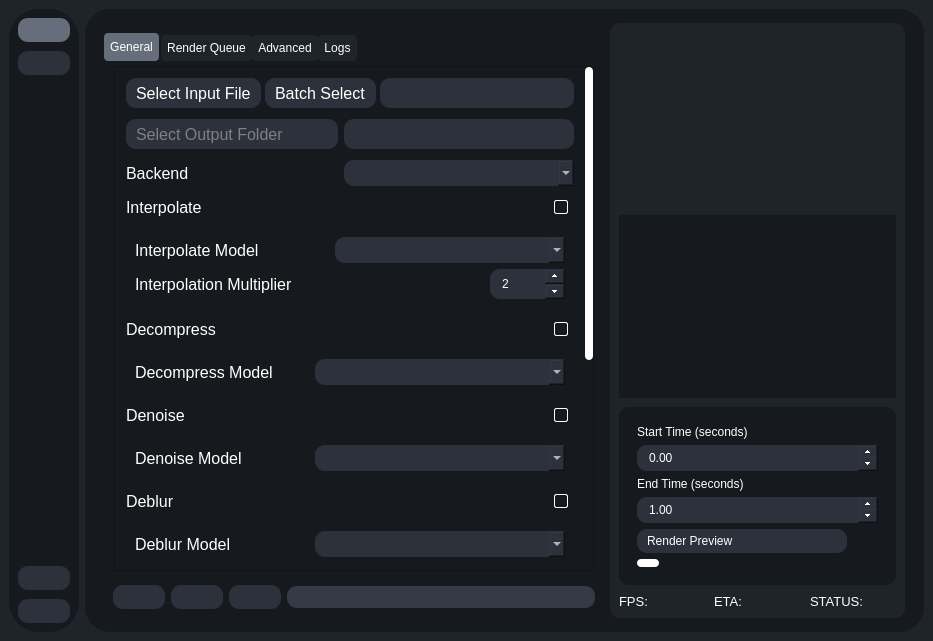
This is testRVEInterface.ui in gokulmc/enhance_crop as Qt 5 draws it before an edit. The edited form follows.
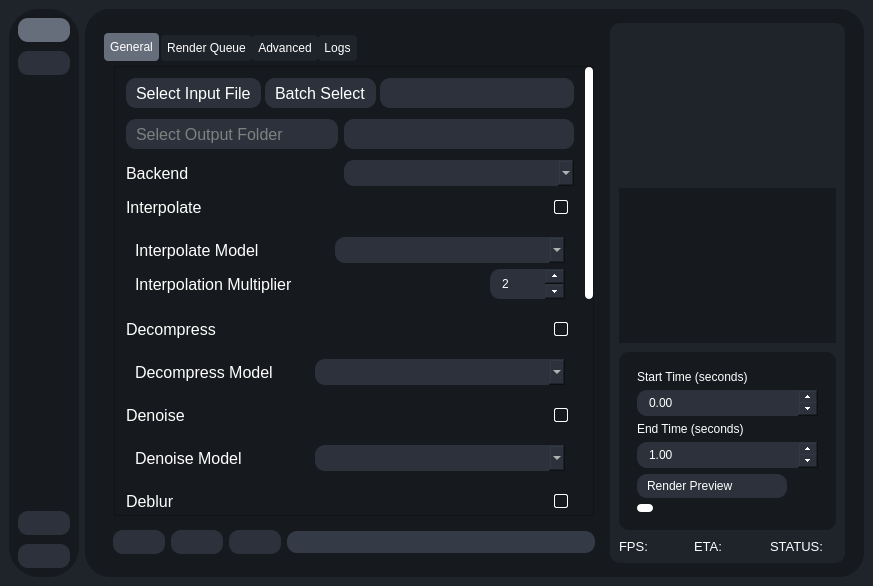
This is the edited form. Icons and pictures are not drawn.

Diff of the .ui file:
```diff
--- a/testRVEInterface.ui
+++ b/testRVEInterface.ui
@@ -6,8 +6,8 @@
    <rect>
     <x>0</x>
     <y>0</y>
-    <width>933</width>
-    <height>641</height>
+    <width>0</width>
+    <height>0</height>
    </rect>
   </property>
   <property name="sizePolicy">
```
Left out of the diff: 273 changed lines with no effect on the pictures.
